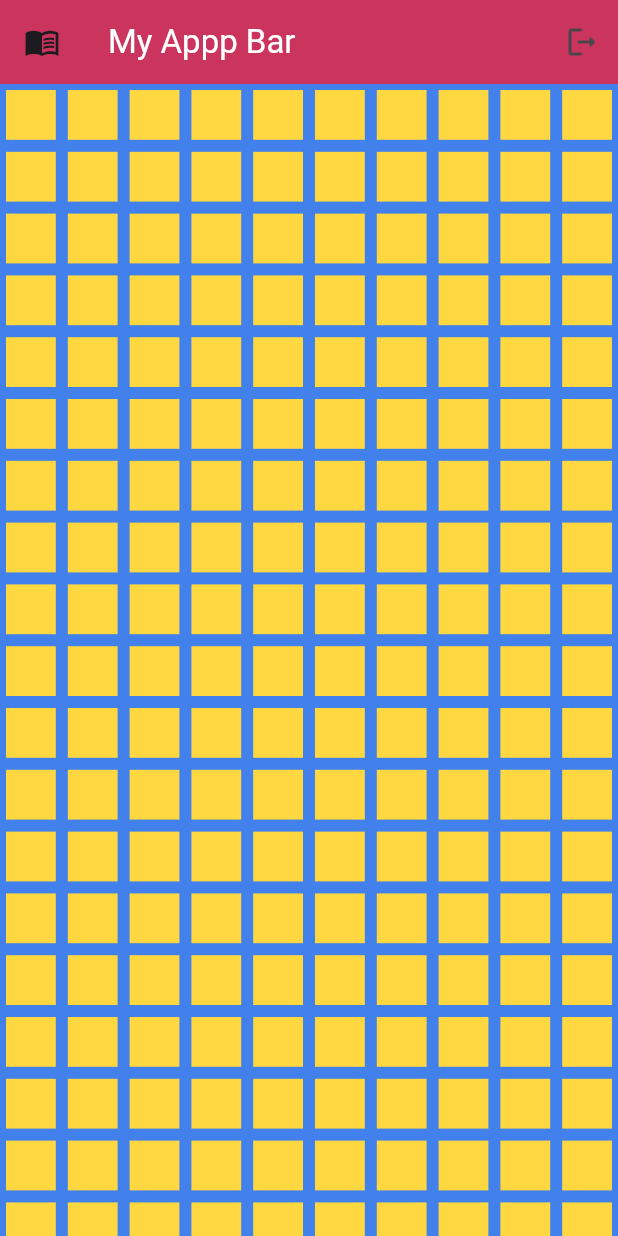
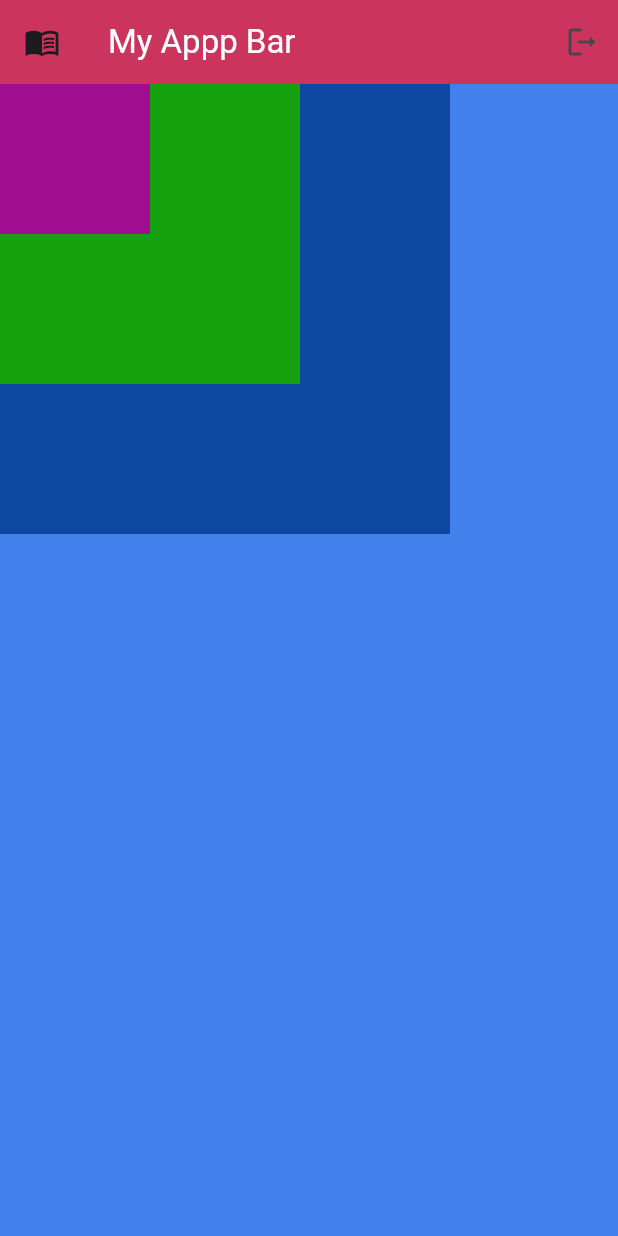
Before and after one commit to BunthongDev/Flutter-basic, a Flutter app: the screen it shows after launch, on a phone screen of 412 x 824 dp. Run offline on Flutter 3.47's test engine with Material 3 defaults, Android fonts, the phone set to English and light mode, and no system bars.

Commit message:
Add Stack class

```diff
--- a/lib/main.dart
+++ b/lib/main.dart
@@ -87,14 +87,29 @@ class MyApp extends StatelessWidget {
 
           // body with column
           // we use ListView when we want them to be scroll
-          body: GridView.builder(
-            itemCount: 887,
-            gridDelegate:
-                SliverGridDelegateWithFixedCrossAxisCount(crossAxisCount: 10),
-            itemBuilder: (context, index) => Container(
-              color: Colors.amberAccent,
-              margin: EdgeInsets.all(4),
-            ),
+          body: Stack(
+            children: [
+              // big box
+              Container(
+                height: 300,
+                width: 300,
+                color: Colors.blue[900],
+              ),
+
+              // medium box
+              Container(
+                height: 200,
+                width: 200,
+                color: const Color.fromARGB(255, 20, 161, 13),
+              ),
+
+              // small box
+              Container(
+                height: 100,
+                width: 100,
+                color: const Color.fromARGB(255, 161, 13, 144),
+              )
+            ],
           )),
     );
   }
```
